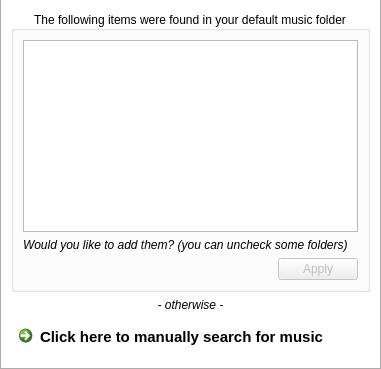
MBach/Miam-Player, file code/MiamPlayer/quickstart.ui: the form before one commit.
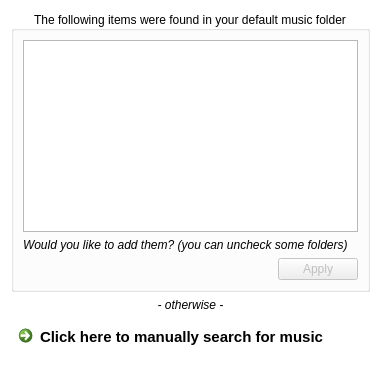
The form after the commit.

Commit message: Customize colors

Diff of the .ui file:
```diff
--- a/code/MiamPlayer/quickstart.ui
+++ b/code/MiamPlayer/quickstart.ui
@@ -20,17 +20,10 @@
    <string notr="true"/>
   </property>
   <property name="autoFillBackground">
-   <bool>false</bool>
+   <bool>true</bool>
   </property>
   <property name="styleSheet">
-   <string notr="true">#QuickStart {
-border-left: #ACACAC;
-border-bottom: #ACACAC;
-border-right: #ACACAC;
-border-width: 1;
-border-style: solid;
-background-color: white;
-}</string>
+   <string notr="true">QWidget#QuickStart { background-color: #ffffff; }</string>
   </property>
   <layout class="QVBoxLayout" name="verticalLayout">
    <item>
```
The commit also changes 10 other files.
